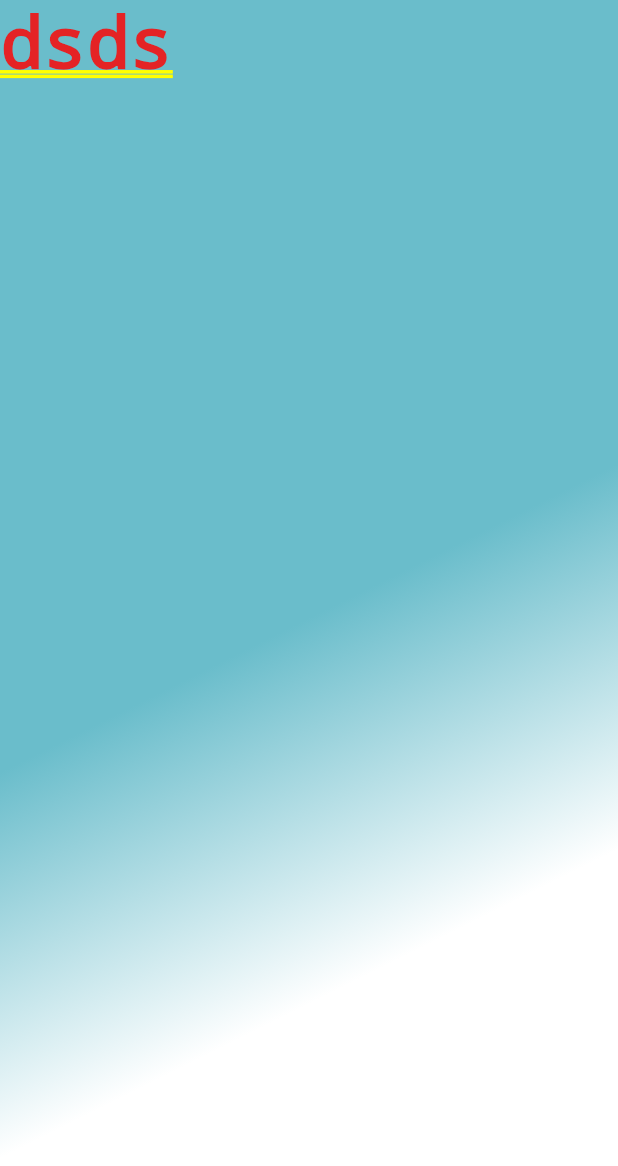
After one commit to giri-jeedigunta/weather_app, a Flutter app: the CitySearch screen opened by its route, on a phone screen of 412 x 824 dp. The commit adds this screen. Shown: the top 1166 px of the screen. Run offline on Flutter 3.47's test engine with Material 2 defaults, Android fonts, the phone set to English and light mode, and no system bars; our stand-ins replace flutter_mobx, geolocator, mobx, weather_icons; generated files the repository leaves out were written again; network calls fail.

Commit message:
City Search WIP

```diff
--- a/lib/main.dart
+++ b/lib/main.dart
@@ -1,5 +1,6 @@
 import 'package:flutter/material.dart';
 import 'package:flutter_mobx/flutter_mobx.dart';
+import 'package:weather_app/views/city_search.dart';
 import 'package:weather_app/views/splash_screen.dart';
 import 'package:provider/provider.dart';
 import 'package:weather_app/views/weather.dart';
@@ -16,7 +17,8 @@ class WeatherApp extends StatelessWidget {
             initialRoute: LoadingView.routeName,
             routes: {
               LoadingView.routeName: (context) => LoadingView(),
-              WeatherView.routeName: (context) => WeatherView()
+              WeatherView.routeName: (context) => WeatherView(),
+              CitySearch.routeName: (context) => CitySearch()
             },
           ),
         ),
--- /dev/null
+++ b/lib/views/city_search.dart
@@ -0,0 +1,31 @@
+import 'package:flutter/material.dart';
+
+class CitySearch extends StatefulWidget {
+  static String routeName = 'CitySearchView';
+  @override
+  _CitySearchState createState() => _CitySearchState();
+}
+
+class _CitySearchState extends State<CitySearch> {
+  @override
+  Widget build(BuildContext context) => Container(
+        decoration: const BoxDecoration(
+          gradient: LinearGradient(
+            begin: Alignment.center,
+            end: Alignment(
+              0.5,
+              0.5,
+            ), // 10% of the width, so there are ten blinds.
+            colors: [
+              Color(0xff6ABDCB),
+              Color(0xFFFFFFFF),
+            ], // whitish to gray
+          ),
+        ),
+        child: const Hero(
+          child: Text('dsds'
+          ),
+          tag: 'city',
+        ),
+      );
+}
```
Also changed, not shown: lib/views/weather.dart (+33 -19 lines).
